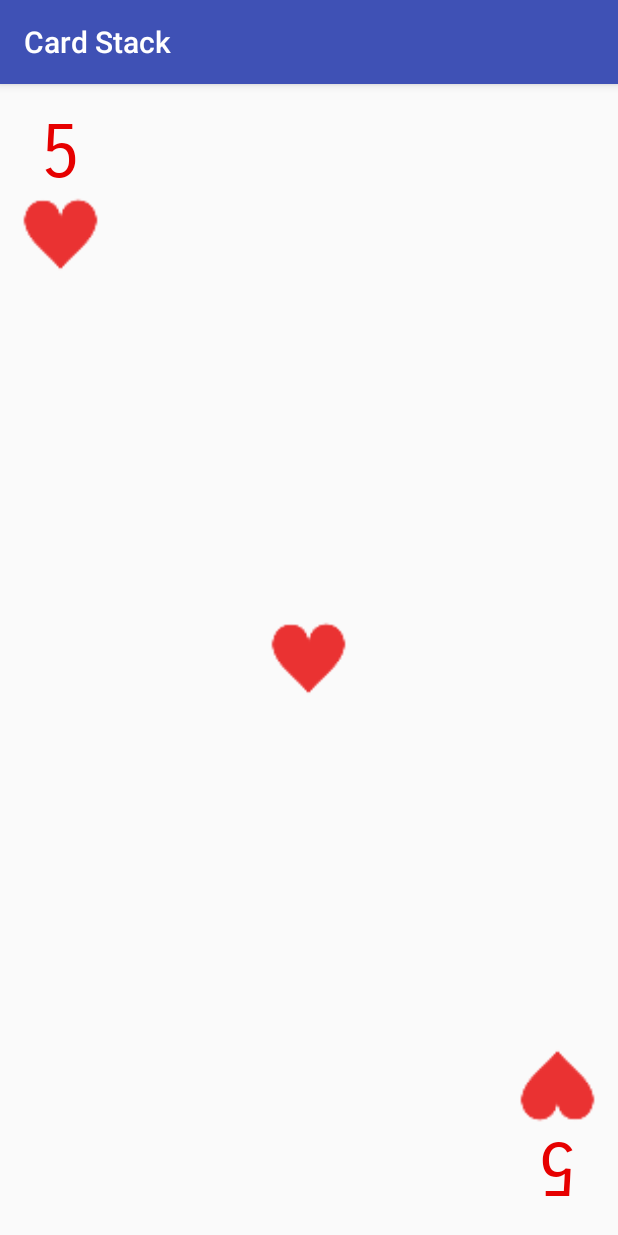
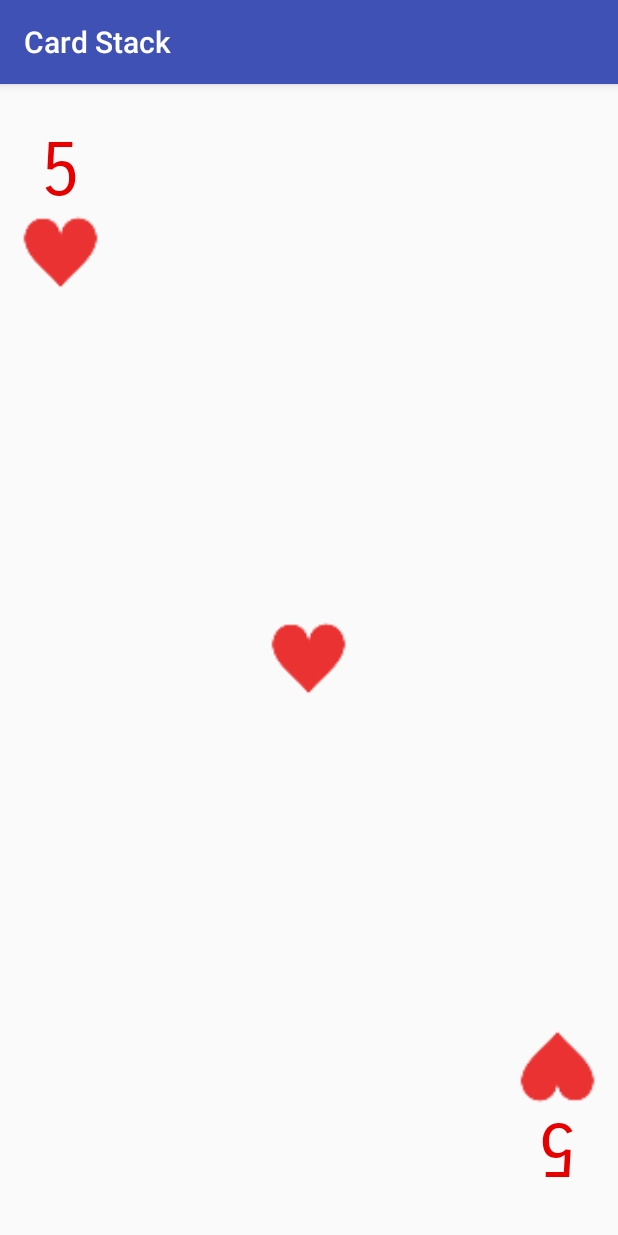
Before and after one commit to ChapmanCPSC356Fall2017/card-stack-upegu100, an Android app: the screen it shows after launch (MainActivity), on a phone screen of 412 x 824 dp. Run offline under Robolectric (Android 15) with nearby library versions, the light colour scheme and no system bars.

Commit message:
Expanded linear layout to full screen.

```diff
--- a/CardStack/app/src/main/java/edu/chapman/cpsc356/cardstack/MainActivity.java
+++ b/CardStack/app/src/main/java/edu/chapman/cpsc356/cardstack/MainActivity.java
@@ -22,7 +22,7 @@
     protected void onCreate(Bundle savedInstanceState)
     {
         super.onCreate(savedInstanceState);
-        setContentView(R.layout.relative_layout);
+        setContentView(R.layout.linear_layout);
 
         this.upperNumTextView = (TextView) findViewById(R.id.tv_upperNumber);
         this.lowerNumTextView = (TextView) findViewById(R.id.tv_lowerNumber);
--- a/CardStack/app/src/main/res/layout/linear_layout.xml
+++ b/CardStack/app/src/main/res/layout/linear_layout.xml
@@ -1,43 +1,52 @@
 <?xml version="1.0" encoding="utf-8"?>
 <LinearLayout
     xmlns:android="http://schemas.android.com/apk/res/android"
-    android:layout_width="250dp"
-    android:layout_height="350dp"
+    android:layout_width="match_parent"
+    android:layout_height="match_parent"
     android:orientation="vertical"
-    android:layout_gravity="center"
-    android:gravity="center_vertical"
     android:onClick="onScreenClick">
 
     <LinearLayout
+        android:layout_weight="1"
         android:id="@+id/ll_upperCorner"
         android:layout_width ="wrap_content"
         android:layout_height = "wrap_content"
+        android:layout_gravity="top"
         android:orientation="vertical"
         android:gravity="center"
         android:layout_marginLeft="15dp"
-        android:layout_marginBottom="80dp">
+        android:layout_marginTop="5dp">
 
         <TextView
             android:id="@+id/tv_upperNumber"
             android:layout_width="wrap_content"
             android:layout_height="wrap_content"
-            android:textSize="20sp"
-            android:fontFamily="sans-serif-smallcaps"/>
+            android:textSize="50sp"
+            android:fontFamily="sans-serif-smallcaps"
+            android:text="@string/A"/>
 
         <ImageView
             android:id="@+id/iv_upperSuit"
-            android:layout_width="wrap_content"
-            android:layout_height="wrap_content"/>
+            android:layout_width="50dp"
+            android:layout_height="50dp"
+            android:scaleX="1.3"
+            android:scaleY="1.3"
+            android:src="@drawable/club_image"/>
 
     </LinearLayout>
 
     <ImageView
+        android:layout_weight="9"
         android:id="@+id/iv_centerSuit"
-        android:layout_width="wrap_content"
-        android:layout_height="wrap_content"
-        android:layout_gravity="center"/>
+        android:layout_width="50dp"
+        android:layout_height="50dp"
+        android:scaleX="1.3"
+        android:scaleY="1.3"
+        android:layout_gravity="center"
+        android:src="@drawable/club_image"/>
 
     <LinearLayout
+        android:layout_weight="1"
         android:id="@+id/ll_lowerCorner"
         android:layout_width ="wrap_content"
         android:layout_height = "wrap_content"
@@ -45,21 +54,25 @@
         android:gravity="center"
         android:layout_gravity="right"
         android:layout_marginRight="15dp"
-        android:layout_marginTop="80dp">
+        android:layout_marginBottom="5dp">
 
         <ImageView
             android:id="@+id/iv_lowerSuit"
-            android:layout_width="wrap_content"
-            android:layout_height="wrap_content"
-            android:rotation="180"/>
+            android:layout_width="50dp"
+            android:layout_height="50dp"
+            android:scaleX="1.3"
+            android:scaleY="1.3"
+            android:rotation="180"
+            android:src="@drawable/club_image"/>
 
         <TextView
             android:id="@+id/tv_lowerNumber"
             android:layout_width="wrap_content"
             android:layout_height="wrap_content"
-            android:textSize="20sp"
+            android:textSize="50sp"
             android:rotation="180"
-            android:fontFamily="sans-serif-smallcaps"/>
+            android:fontFamily="sans-serif-smallcaps"
+            android:text="@string/A"/>
 
     </LinearLayout>
 
```
